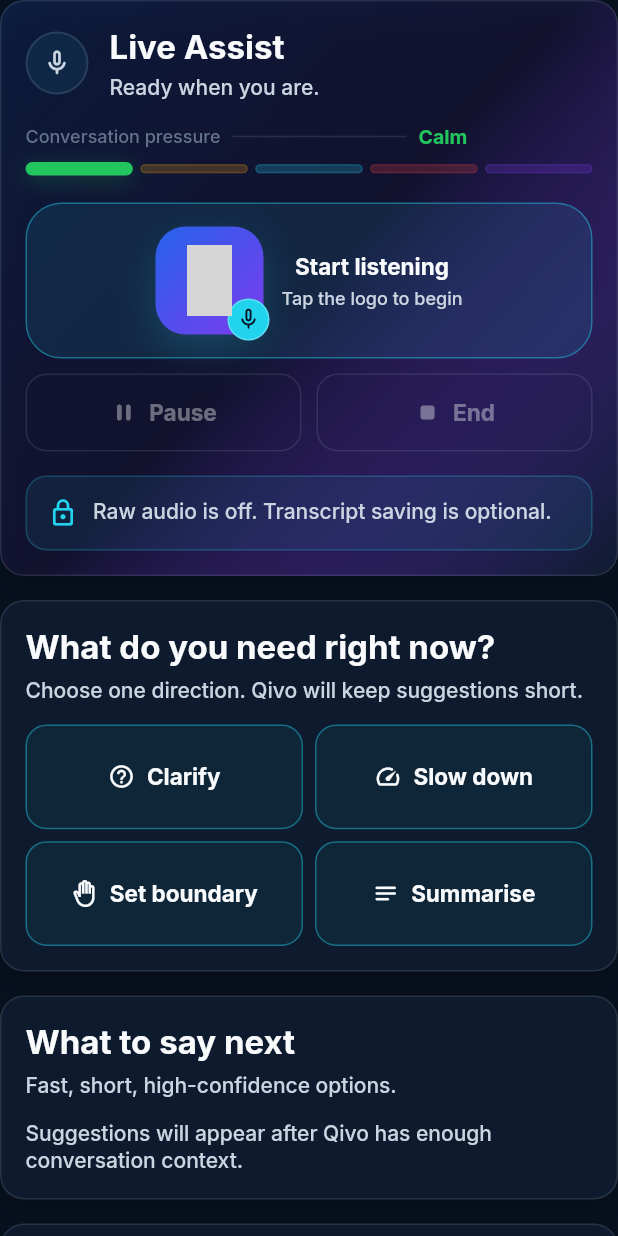
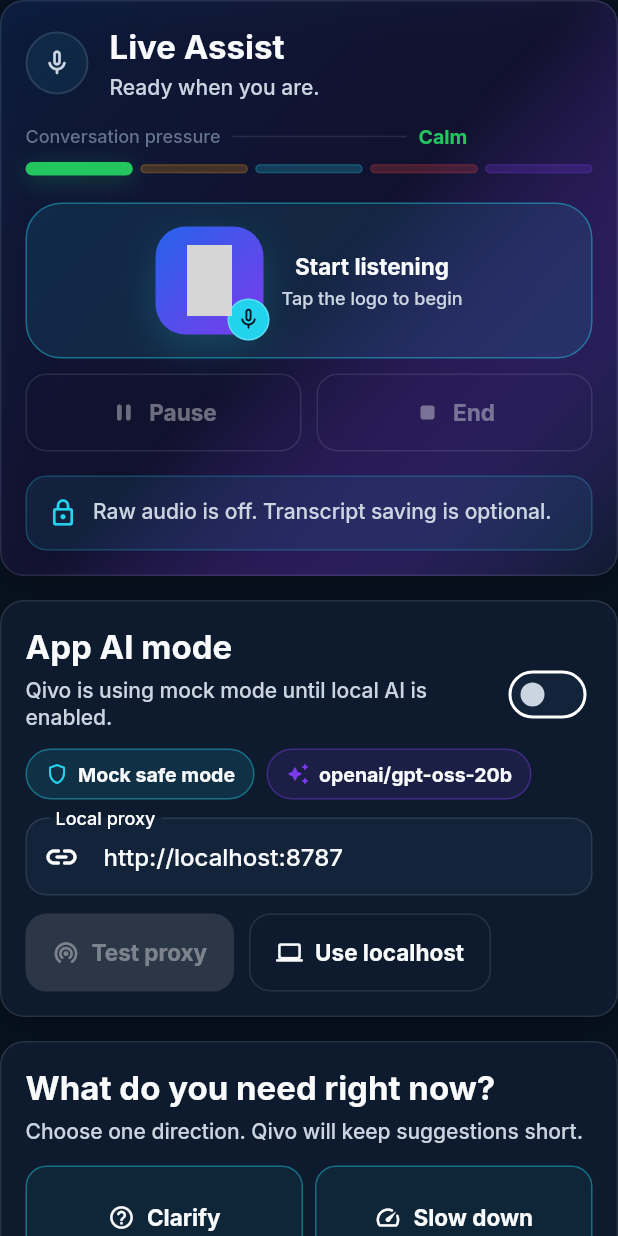
Before and after one commit to De-Omega-Point/Qivo-2027, a Flutter app: the LiveAssistScreen widget shown alone on an empty page, opened directly, on a phone screen of 412 x 824 dp. Run offline on Flutter 3.47's test engine with Material 3 defaults, Android fonts, the phone set to English and light mode, and no system bars; our stand-ins replace flutter_riverpod, google_fonts; grey boxes are pictures that could not be loaded.

Commit message:
Add local-first AI controls to Live Assist

```diff
--- a/lib/features/live_assist/live_assist_screen.dart
+++ b/lib/features/live_assist/live_assist_screen.dart
@@ -8,6 +8,7 @@
 import '../shell/qivo_components.dart';
 import 'widgets/conversation_state_panel.dart';
 import 'widgets/listening_panel.dart';
+import 'widgets/local_first_backend_panel.dart';
 import 'widgets/need_now_strip.dart';
 import 'widgets/suggestion_card.dart';
 import 'widgets/transcript_panel.dart';
@@ -61,6 +62,8 @@
       children: [
         const ListeningPanel(),
         const SizedBox(height: 16),
+        const LocalFirstBackendPanel(),
+        const SizedBox(height: 16),
         const NeedNowStrip(),
         const SizedBox(height: 16),
         const TranscriptPanel(),
@@ -81,6 +84,8 @@
           ? Column(
               children: [
                 const ListeningPanel(),
+                const SizedBox(height: 16),
+                const LocalFirstBackendPanel(),
                 const SizedBox(height: 16),
                 const NeedNowStrip(),
                 const SizedBox(height: 16),
--- /dev/null
+++ b/lib/features/live_assist/widgets/local_first_backend_panel.dart
@@ -0,0 +1,241 @@
+import 'dart:async';
+
+import 'package:flutter/material.dart';
+import 'package:flutter_riverpod/flutter_riverpod.dart';
+import 'package:http/http.dart' as http;
+
+import '../../../core/state/qivo_providers.dart';
+import '../../../core/theme/qivo_colours.dart';
+import '../../shell/qivo_components.dart';
+
+class LocalFirstBackendPanel extends ConsumerStatefulWidget {
+  const LocalFirstBackendPanel({super.key});
+
+  @override
+  ConsumerState<LocalFirstBackendPanel> createState() =>
+      _LocalFirstBackendPanelState();
+}
+
+class _LocalFirstBackendPanelState
+    extends ConsumerState<LocalFirstBackendPanel> {
+  late final TextEditingController _proxyUrl;
+  var _checking = false;
+  String? _result;
+  bool? _connected;
+
+  @override
+  void initState() {
+    super.initState();
+    _proxyUrl = TextEditingController(
+      text: ref.read(settingsProvider).localAiProxyUrl,
+    );
+  }
+
+  @override
+  void dispose() {
+    _proxyUrl.dispose();
+    super.dispose();
+  }
+
+  @override
+  Widget build(BuildContext context) {
+    final settings = ref.watch(settingsProvider);
+    final backend = ref.watch(aiBackendConfigProvider);
+    final settingsController = ref.read(settingsProvider.notifier);
+    final enabled = settings.localAiEnabled;
+    final statusColor = enabled ? QivoColours.warningAmber : QivoColours.aqua;
+
+    return QivoCard(
+      child: Column(
+        crossAxisAlignment: CrossAxisAlignment.start,
+        children: [
+          SectionHeader(
+            title: 'App AI mode',
+            subtitle: enabled
+                ? 'Local-first is on for this app session.'
+                : 'Qivo is using mock mode until local AI is enabled.',
+            action: Switch.adaptive(
+              value: enabled,
+              activeColor: QivoColours.aqua,
+              onChanged: (value) {
+                settingsController.updateLocalAiEnabled(value);
+                setState(() {
+                  _result = null;
+                  _connected = null;
+                });
+              },
+            ),
+          ),
+          const SizedBox(height: 12),
+          Wrap(
+            spacing: 8,
+            runSpacing: 8,
+            children: [
+              QivoStatusBadge(
+                label: enabled ? 'Local AI' : 'Mock safe mode',
+                color: statusColor,
+                icon: enabled
+                    ? Icons.computer_rounded
+                    : Icons.shield_outlined,
+              ),
+              QivoStatusBadge(
+                label: backend.model,
+                color: QivoColours.violet,
+                icon: Icons.auto_awesome_rounded,
+              ),
+            ],
+          ),
+          const SizedBox(height: 12),
+          TextField(
+            controller: _proxyUrl,
+            keyboardType: TextInputType.url,
+            decoration: const InputDecoration(
+              labelText: 'Local proxy',
+              prefixIcon: Icon(Icons.link_rounded),
+            ),
+            onSubmitted: settingsController.updateLocalAiProxyUrl,
+            onChanged: settingsController.updateLocalAiProxyUrl,
+          ),
+          const SizedBox(height: 12),
+          Wrap(
+            spacing: 10,
+            runSpacing: 10,
+            crossAxisAlignment: WrapCrossAlignment.center,
+            children: [
+              ElevatedButton.icon(
+                icon: _checking
+                    ? const SizedBox(
+                        width: 16,
+                        height: 16,
+                        child: CircularProgressIndicator(strokeWidth: 2),
+                      )
+                    : const Icon(Icons.wifi_tethering_rounded),
+                label: Text(_checking ? 'Testing' : 'Test proxy'),
+                onPressed: enabled && !_checking ? _testProxy : null,
+              ),
+              OutlinedButton.icon(
+                icon: const Icon(Icons.computer_rounded),
+                label: const Text('Use localhost'),
+                onPressed: () {
+                  _proxyUrl.text = 'http://localhost:8787';
+                  settingsController
+                    ..updateLocalAiProxyUrl(_proxyUrl.text)
+                    ..updateLocalAiEnabled(true);
+                  setState(() {
+                    _result = 'Localhost selected. Start the local proxy, then test.';
+                    _connected = null;
+                  });
+                },
+              ),
+            ],
+          ),
+          if (_result != null) ...[
+            const SizedBox(height: 12),
+            _ConnectionMessage(
+              text: _result!,
+              connected: _connected,
+            ),
+          ],
+        ],
+      ),
+    );
+  }
+
+  Future<void> _testProxy() async {
+    final backend = ref.read(aiBackendConfigProvider);
+    final url = backend.proxyUrl.trim();
+    if (url.isEmpty) {
+      setState(() {
+        _result = 'Add a local proxy URL first.';
+        _connected = false;
+      });
+      return;
+    }
+
+    setState(() {
+      _checking = true;
+      _result = null;
+      _connected = null;
+    });
+
+    try {
+      final healthUrl = _healthUrl(url);
+      final response = await http
+          .get(healthUrl)
+          .timeout(const Duration(milliseconds: 1800));
+      final ok = response.statusCode >= 200 && response.statusCode < 300;
+      setState(() {
+        _connected = ok;
+        _result = ok
+            ? 'Local backend is reachable. Live Assist will use it for AI suggestions.'
+            : 'Proxy replied with HTTP ${response.statusCode}. Check the local server.';
+      });
+    } on TimeoutException {
+      setState(() {
+        _connected = false;
+        _result = 'Timed out. Start the backend proxy on this device.';
+      });
+    } on Object {
+      setState(() {
+        _connected = false;
+        _result = 'Could not reach the local proxy. Check the URL and CORS.';
+      });
+    } finally {
+      if (mounted) {
+        setState(() => _checking = false);
+      }
+    }
+  }
+
+  Uri _healthUrl(String proxyUrl) {
+    final trimmed = proxyUrl.endsWith('/')
+        ? proxyUrl.substring(0, proxyUrl.length - 1)
+        : proxyUrl;
+    if (trimmed.endsWith('/health')) return Uri.parse(trimmed);
+    return Uri.parse('$trimmed/health');
+  }
+}
+
+class _ConnectionMessage extends StatelessWidget {
+  const _ConnectionMessage({
+    required this.text,
+    required this.connected,
+  });
+
+  final String text;
+  final bool? connected;
+
+  @override
+  Widget build(BuildContext context) {
+    final color = connected == true
+        ? QivoColours.liveGreen
+        : connected == false
+            ? QivoColours.warningAmber
+            : QivoColours.aqua;
+
+    return Container(
+      padding: const EdgeInsets.all(12),
+      decoration: BoxDecoration(
+        color: color.withOpacity(0.10),
+        borderRadius: BorderRadius.circular(12),
+        border: Border.all(color: color.withOpacity(0.28)),
+      ),
+      child: Row(
+        crossAxisAlignment: CrossAxisAlignment.start,
+        children: [
+          Icon(
+            connected == true
+                ? Icons.check_circle_rounded
+                : Icons.info_outline_rounded,
+            color: color,
+            size: 18,
+          ),
+          const SizedBox(width: 8),
+          Expanded(
+            child: Text(text, style: Theme.of(context).textTheme.bodyMedium),
+          ),
+        ],
+      ),
+    );
+  }
+}
```
